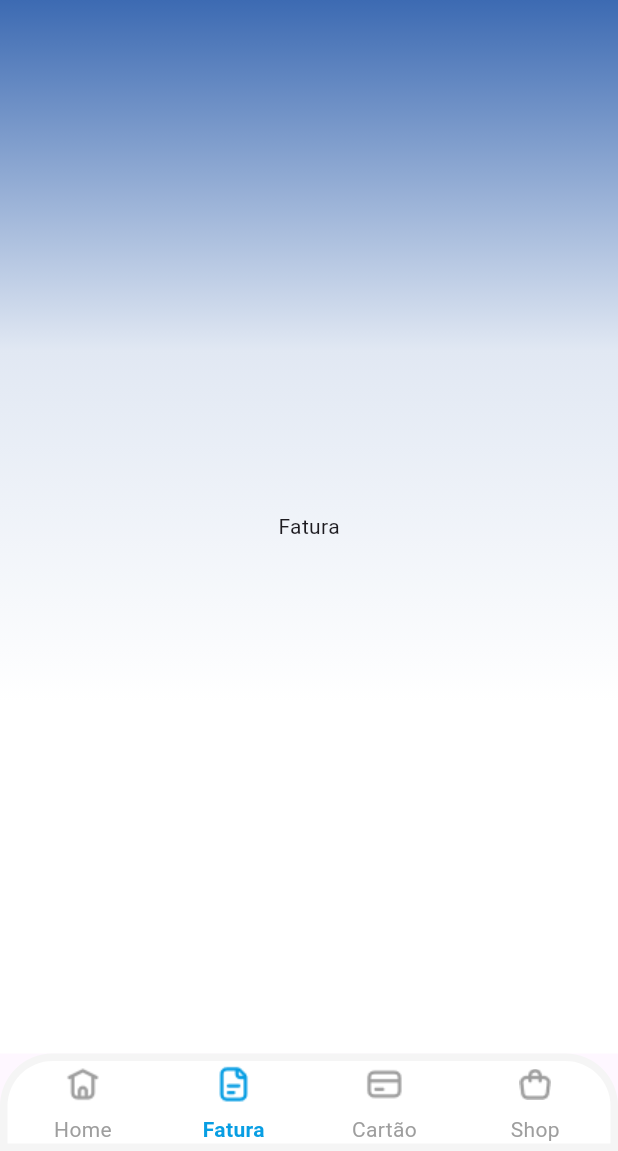
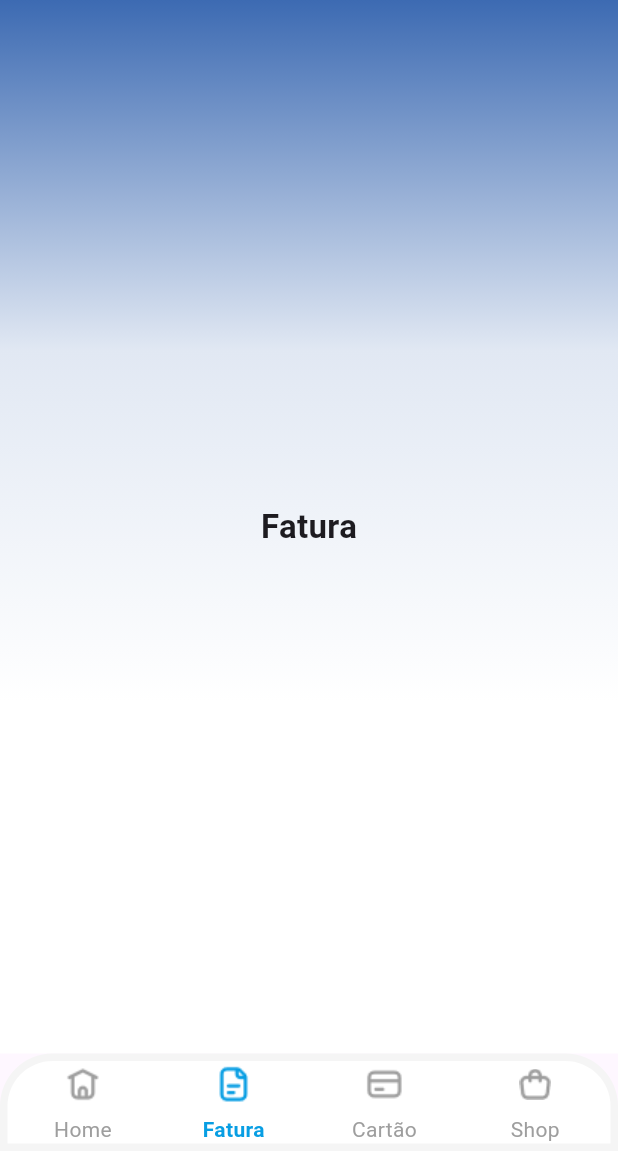
Before and after one commit to phesgot/GS3, a Flutter app: the screen it shows after launch, item 2 of the bottom bar chosen, on a phone screen of 412 x 824 dp, the part 85-1236 px from its top. Run offline on Flutter 3.47's test engine with Material 3 defaults, Android fonts, the phone set to English and light mode, and no system bars; our stand-ins replace flutter_mobx, mobx; generated files the repository leaves out were written again.

Commit message:
Cria componente base para reutilização de layout
Cria componente base para reutilização de layout

```diff
--- /dev/null
+++ b/lib/src/components/widget_layout_padrao.dart
@@ -0,0 +1,26 @@
+import 'package:flutter/material.dart';
+
+class WidgetLayoutPadrao extends StatelessWidget {
+  const WidgetLayoutPadrao({super.key, required this.widget});
+
+  final Widget widget;
+
+  @override
+  Widget build(BuildContext context) {
+    return Container(
+      decoration: BoxDecoration(
+        gradient: LinearGradient(
+          begin: Alignment.topCenter,
+          end: Alignment.bottomCenter,
+          colors: [
+            Color(0xff3C6AB2),
+            Color(0xffE1E8F3),
+            Colors.white,
+            Colors.white,
+          ],
+        ),
+      ),
+      child: widget,
+    );
+  }
+}
--- a/lib/src/pages/fatura/page_fatura.dart
+++ b/lib/src/pages/fatura/page_fatura.dart
@@ -1,26 +1,14 @@
 import 'package:flutter/material.dart';
+
+import '../../components/widget_layout_padrao.dart';
 
 class PageFatura extends StatelessWidget {
   const PageFatura({super.key});
 
   @override
   Widget build(BuildContext context) {
-    return Container(
-      decoration: BoxDecoration(
-        gradient: LinearGradient(
-          begin: Alignment.topCenter,
-          end: Alignment.bottomCenter,
-          colors: [
-            Color(0xff3C6AB2),
-            Color(0xffE1E8F3),
-            Colors.white,
-            Colors.white,
-          ],
-        ),
-      ),
-      child: Center(
-        child: Text("Fatura"),
-      ),
-    );
+    return WidgetLayoutPadrao(widget: Center(
+      child: Text("Fatura", style: TextStyle(fontSize: 22, fontWeight: FontWeight.bold),),
+    ));
   }
 }
```
Also changed, not shown: lib/src/pages/cartoes/page_cartoes.dart (+4 -17 lines), lib/src/pages/home/page_home.dart (+4 -15 lines), lib/src/pages/mensagens/page_mensagens.dart (+7 -16 lines), lib/src/pages/notificacoes/page_notificacoes.dart (+8 -16 lines), lib/src/pages/shop/page_shop.dart (+5 -17 lines).
